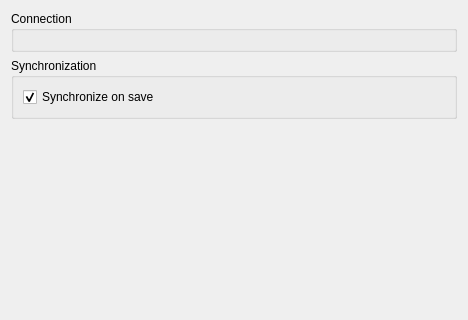
Above: src/nextgis_connect/detached_editing/detached_layer_config_widget_base.ui from nextgis/nextgis_connect before the change; both pictures show x 0 to 468 and y 0 to 320 of the 468 by 517 pixel window. Below: the same form after it.
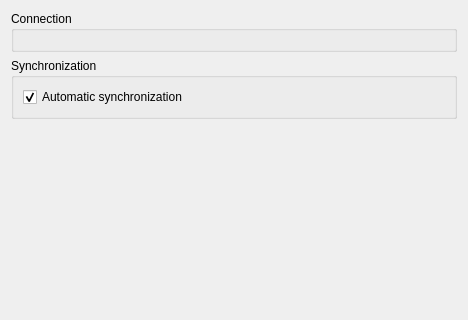
That is the form after the change.

Commit message: Added ability to disable automatic synchronization

Diff of the .ui file:
```diff
--- a/src/nextgis_connect/detached_editing/detached_layer_config_widget_base.ui
+++ b/src/nextgis_connect/detached_editing/detached_layer_config_widget_base.ui
@@ -34,7 +34,7 @@
          <bool>true</bool>
         </property>
         <property name="text">
-         <string>Synchronize on save</string>
+         <string>Automatic synchronization</string>
         </property>
         <property name="checked">
          <bool>true</bool>
```
Left out of the diff: 2 changed lines with no effect on the pictures. The commit also changes 3 other files.
